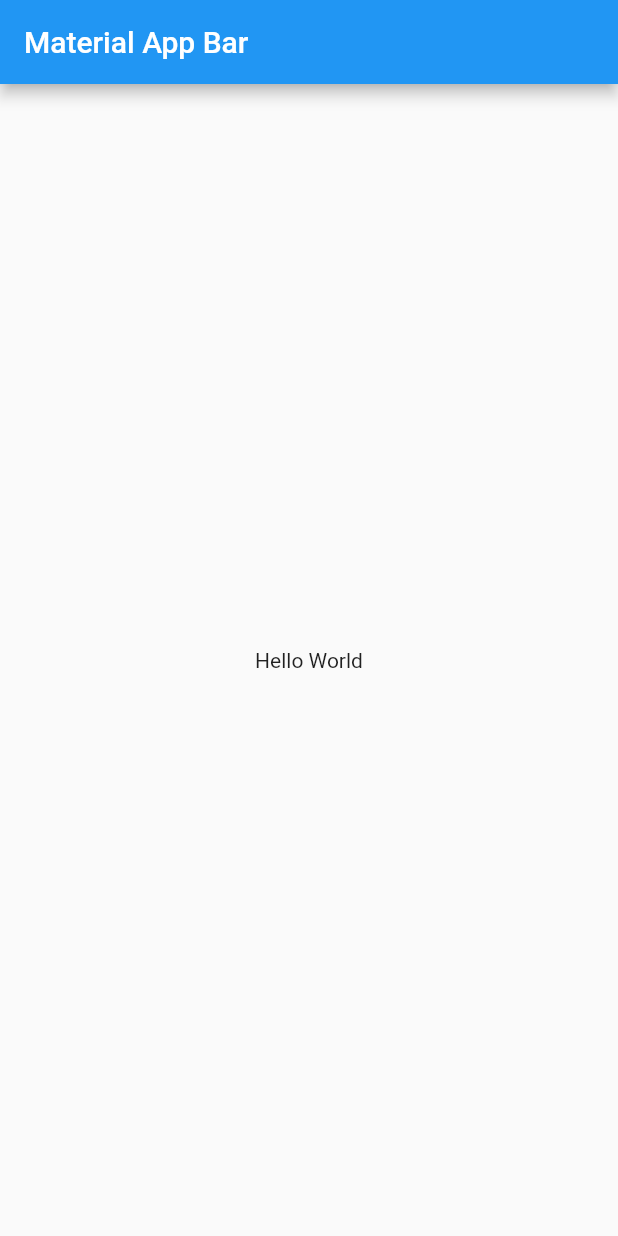
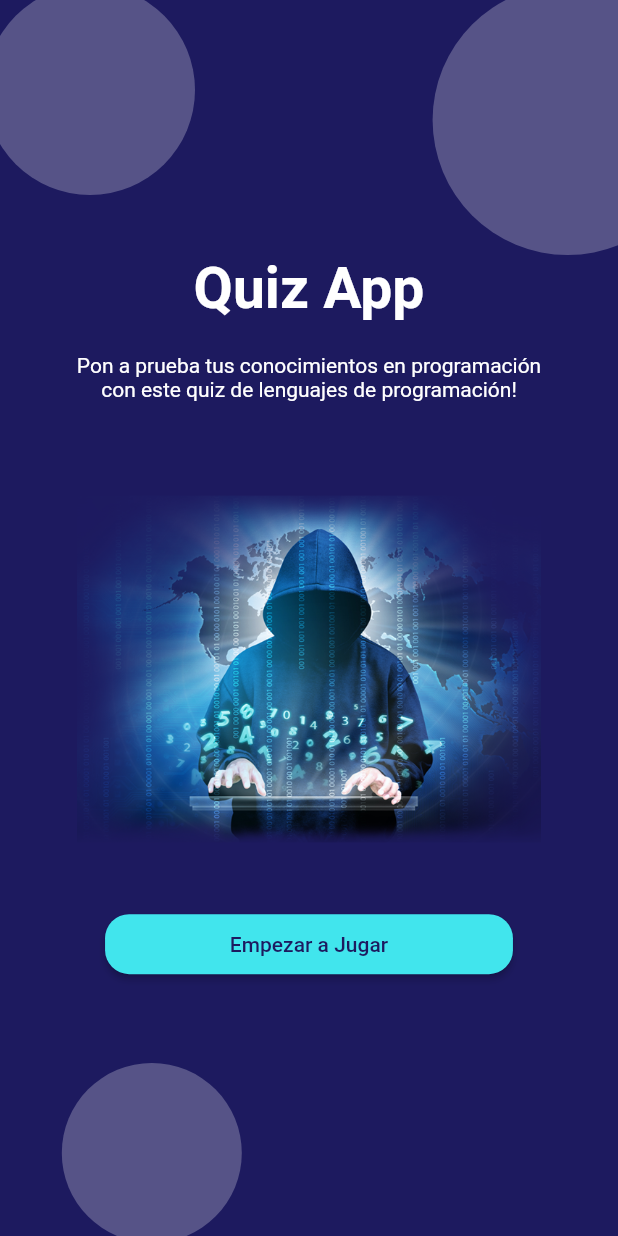
Before and after one commit to ramon-ortega/Quiz-App, a Flutter app: the screen it shows after launch, on a phone screen of 412 x 824 dp. Run offline on Flutter 3.47's test engine with Material 2 defaults, Android fonts, the phone set to English and light mode, and no system bars.

Commit message:
Finish welcome page

```diff
--- a/lib/main.dart
+++ b/lib/main.dart
@@ -1,4 +1,5 @@
 import 'package:flutter/material.dart';
+import 'package:quiz_app/src/features/presentation/pages/welcome_page.dart';
 
 void main() => runApp(const MyApp());
 
@@ -8,15 +9,12 @@ class MyApp extends StatelessWidget {
   @override
   Widget build(BuildContext context) {
     return MaterialApp(
-      title: 'Material App',
-      home: Scaffold(
-        appBar: AppBar(
-          title: const Text('Material App Bar'),
-        ),
-        body: const Center(
-          child: Text('Hello World'),
-        ),
-      ),
+      title: 'Quiz App',
+      debugShowCheckedModeBanner: false,
+      routes: {
+        '/welcome': (_) => const WelcomePage(),
+      },
+      initialRoute: '/welcome',
     );
   }
 }
--- /dev/null
+++ b/lib/src/features/presentation/pages/welcome_page.dart
@@ -0,0 +1,99 @@
+import 'package:flutter/material.dart';
+
+import '../widgets/gradient_circle.dart';
+
+class WelcomePage extends StatelessWidget {
+  const WelcomePage({super.key});
+
+  @override
+  Widget build(BuildContext context) {
+    final size = MediaQuery.of(context).size;
+    return Scaffold(
+      backgroundColor: const Color.fromRGBO(29, 26, 95, 1),
+      body: SizedBox(
+        width: double.infinity,
+        height: double.infinity,
+        child: Stack(
+          children: [
+            GradientCircle(
+              offset: Offset(size.width * 0.7, -10),
+              size: 180,
+            ),
+            GradientCircle(
+              offset: Offset(size.width * 0.10, size.height * 0.86),
+            ),
+            const GradientCircle(
+              offset: Offset(-10, -10),
+              size: 140,
+            ),
+            const _Body()
+          ],
+        ),
+      ),
+    );
+  }
+}
+
+class _Body extends StatelessWidget {
+  const _Body();
+
+  @override
+  Widget build(BuildContext context) {
+    final size = MediaQuery.of(context).size;
+    return Center(
+      child: Column(
+        mainAxisAlignment: MainAxisAlignment.center,
+        children: [
+          const Text(
+            'Quiz App',
+            style: TextStyle(
+              color: Colors.white,
+              fontWeight: FontWeight.bold,
+              fontSize: 38,
+            ),
+          ),
+          const SizedBox(
+            height: 20,
+          ),
+          SizedBox(
+            width: size.width * 0.8,
+            child: const Text(
+              'Pon a prueba tus conocimientos en programación con este quiz de lenguajes de programación!',
+              style: TextStyle(
+                color: Colors.white,
+              ),
+              textAlign: TextAlign.center,
+            ),
+          ),
+          SizedBox(
+            height: size.height * 0.01,
+          ),
+          SizedBox(
+            width: size.width * 0.75,
+            height: size.width * 0.75,
+            child: Image.asset('assets/hacker.png'),
+          ),
+          SizedBox(
+            height: size.height * 0.025,
+          ),
+          SizedBox(
+            width: size.width * 0.66,
+            child: ElevatedButton(
+              onPressed: () {},
+              style: ElevatedButton.styleFrom(
+                backgroundColor: const Color.fromRGBO(65, 229, 237, 1),
+                foregroundColor: const Color.fromRGBO(29, 26, 95, 1),
+                shape: RoundedRectangleBorder(
+                  borderRadius: BorderRadius.circular(16),
+                ),
+                padding:
+                    const EdgeInsets.symmetric(horizontal: 20, vertical: 12),
+              ),
+              child: const Text('Empezar a Jugar'),
+            ),
+          )
+        ],
+      ),
+    );
+  }
+}
--- /dev/null
+++ b/lib/src/features/presentation/widgets/gradient_circle.dart
@@ -0,0 +1,28 @@
+import 'package:flutter/material.dart';
+
+class GradientCircle extends StatelessWidget {
+  const GradientCircle({
+    super.key,
+    this.size,
+    required this.offset,
+  });
+
+  final Offset offset;
+  final double? size;
+
+  @override
+  Widget build(BuildContext context) {
+    return Positioned(
+      left: offset.dx,
+      top: offset.dy,
+      child: Container(
+        width: size ?? 120,
+        height: size ?? 120,
+        decoration: BoxDecoration(
+          shape: BoxShape.circle,
+          color: Colors.white.withOpacity(0.25),
+        ),
+      ),
+    );
+  }
+}
```
Also changed, not shown: pubspec.yaml (+4 -6 lines), assets/hacker.png (added).
